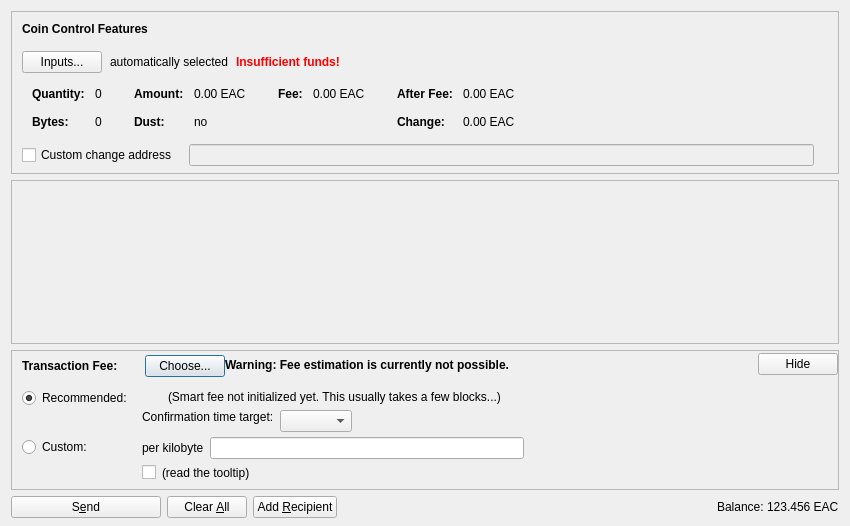
Eacred/EarthCoinCash, file src/qt/forms/sendcoinsdialog.ui: the form before one commit.
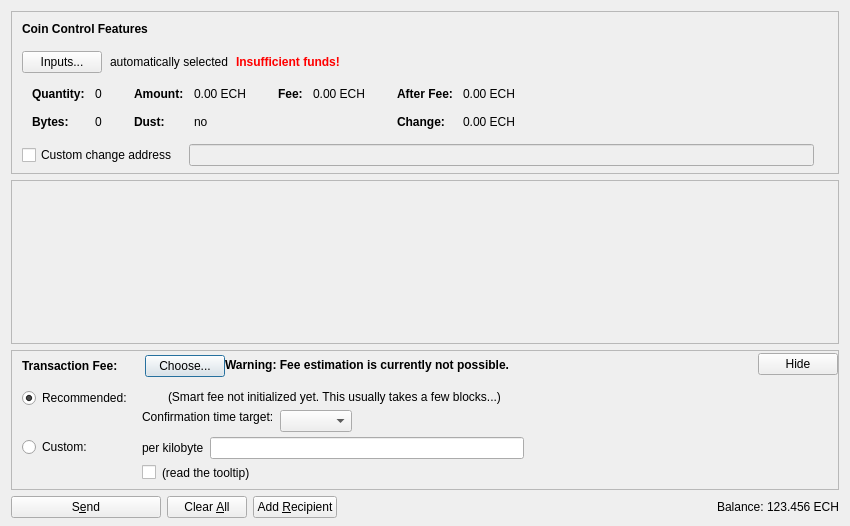
The form after the commit. Icons and pictures are not drawn. Custom widgets are drawn as their Qt base class.

```diff
--- a/src/qt/forms/sendcoinsdialog.ui
+++ b/src/qt/forms/sendcoinsdialog.ui
@@ -324,7 +324,7 @@
                   <enum>Qt::ActionsContextMenu</enum>
                  </property>
                  <property name="text">
-                  <string notr="true">0.00 EAC</string>
+                  <string notr="true">0.00 ECH</string>
                  </property>
                  <property name="textInteractionFlags">
                   <set>Qt::LinksAccessibleByMouse|Qt::TextSelectableByKeyboard|Qt::TextSelectableByMouse</set>
@@ -404,7 +404,7 @@
                   <enum>Qt::ActionsContextMenu</enum>
                  </property>
                  <property name="text">
-                  <string notr="true">0.00 EAC</string>
+                  <string notr="true">0.00 ECH</string>
                  </property>
                  <property name="textInteractionFlags">
                   <set>Qt::LinksAccessibleByMouse|Qt::TextSelectableByKeyboard|Qt::TextSelectableByMouse</set>
@@ -455,7 +455,7 @@
                   <enum>Qt::ActionsContextMenu</enum>
                  </property>
                  <property name="text">
-                  <string notr="true">0.00 EAC</string>
+                  <string notr="true">0.00 ECH</string>
                  </property>
                  <property name="textInteractionFlags">
                   <set>Qt::LinksAccessibleByMouse|Qt::TextSelectableByKeyboard|Qt::TextSelectableByMouse</set>
@@ -484,7 +484,7 @@
                   <enum>Qt::ActionsContextMenu</enum>
                  </property>
                  <property name="text">
-                  <string notr="true">0.00 EAC</string>
+                  <string notr="true">0.00 ECH</string>
                  </property>
                  <property name="textInteractionFlags">
                   <set>Qt::LinksAccessibleByMouse|Qt::TextSelectableByKeyboard|Qt::TextSelectableByMouse</set>
@@ -1239,7 +1239,7 @@
           <cursorShape>IBeamCursor</cursorShape>
          </property>
          <property name="text">
-          <string notr="true">123.456 EAC</string>
+          <string notr="true">123.456 ECH</string>
          </property>
          <property name="textInteractionFlags">
           <set>Qt::LinksAccessibleByMouse|Qt::TextSelectableByKeyboard|Qt::TextSelectableByMouse</set>
```
Left out of the diff: 4 changed lines with no effect on the pictures.
